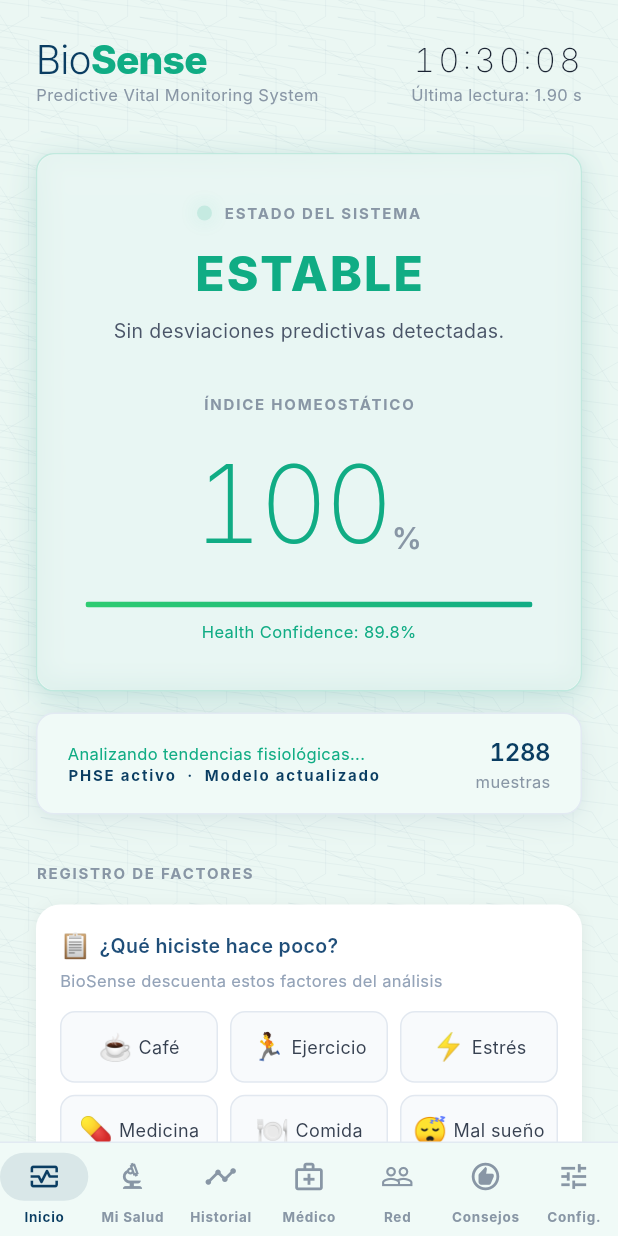
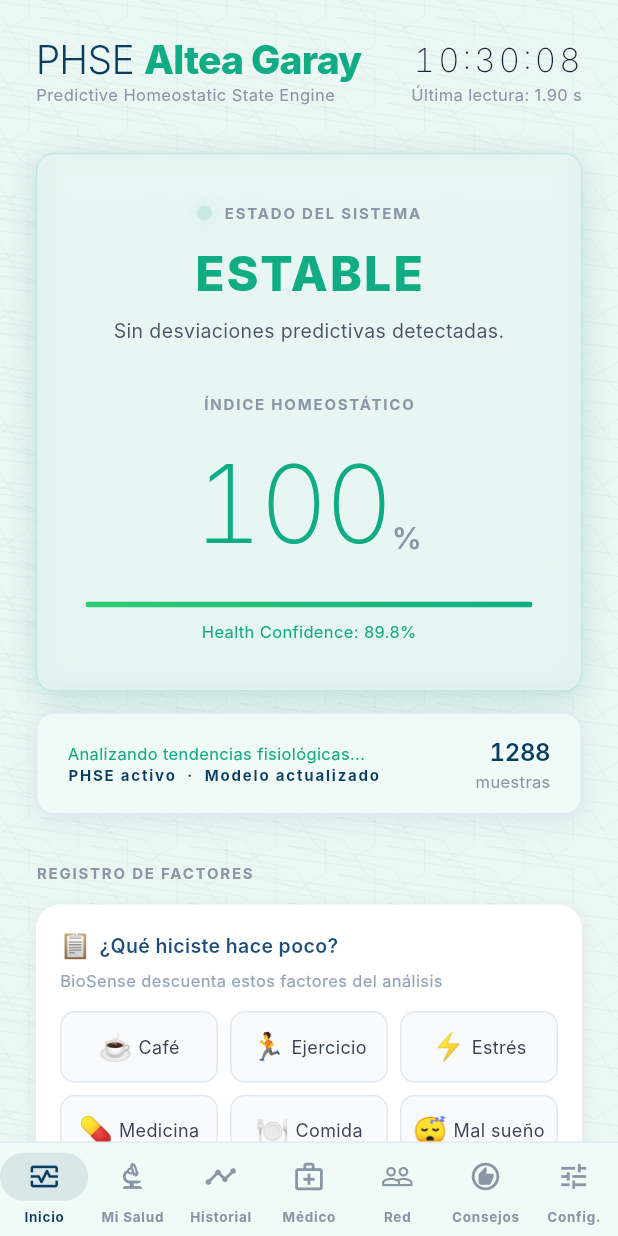
Before and after one commit to gustavoenriquegaray121-star/biosense-flutter, a Flutter app: the MainNavigationScreen screen opened directly, on a phone screen of 412 x 824 dp. Run offline on Flutter 3.47's test engine with Material 3 defaults, Android fonts, the phone set to English and light mode, and no system bars; our stand-ins replace flutter_blue_plus, flutter_tts, image_picker, pdf, permission_handler, printing and 2 more; accounts and stored records are empty; Roboto replaces fonts that are missing (Inter).

Commit message:
Update home_screen.dart

```diff
--- a/lib/screens/home_screen.dart
+++ b/lib/screens/home_screen.dart
@@ -144,20 +144,20 @@
                     Column(crossAxisAlignment: CrossAxisAlignment.start,
                       children: [
                       RichText(text: TextSpan(children: [
-                        TextSpan(text: 'Bio',
+                        TextSpan(text: 'PHSE ',
                           style: TextStyle(
                             fontFamily: 'Inter', fontSize: 26,
                             fontWeight: FontWeight.w300,
                             color: isCrit ? Colors.red[200] : BioSenseColor.primary,
                             letterSpacing: -0.5)),
-                        TextSpan(text: 'Sense',
+                        TextSpan(text: 'Altea Garay',
                           style: TextStyle(
                             fontFamily: 'Inter', fontSize: 26,
                             fontWeight: FontWeight.w800,
                             color: isCrit ? Colors.red[400] : BioSenseColor.accent,
                             letterSpacing: -0.5)),
                       ])),
-                      Text('Predictive Vital Monitoring System',
+                      Text('Predictive Homeostatic State Engine',
                         style: BioSenseText.caption.copyWith(
                           color: isCrit ? Colors.white38 : BioSenseColor.textMuted,
                           letterSpacing: 0.3)),
```
